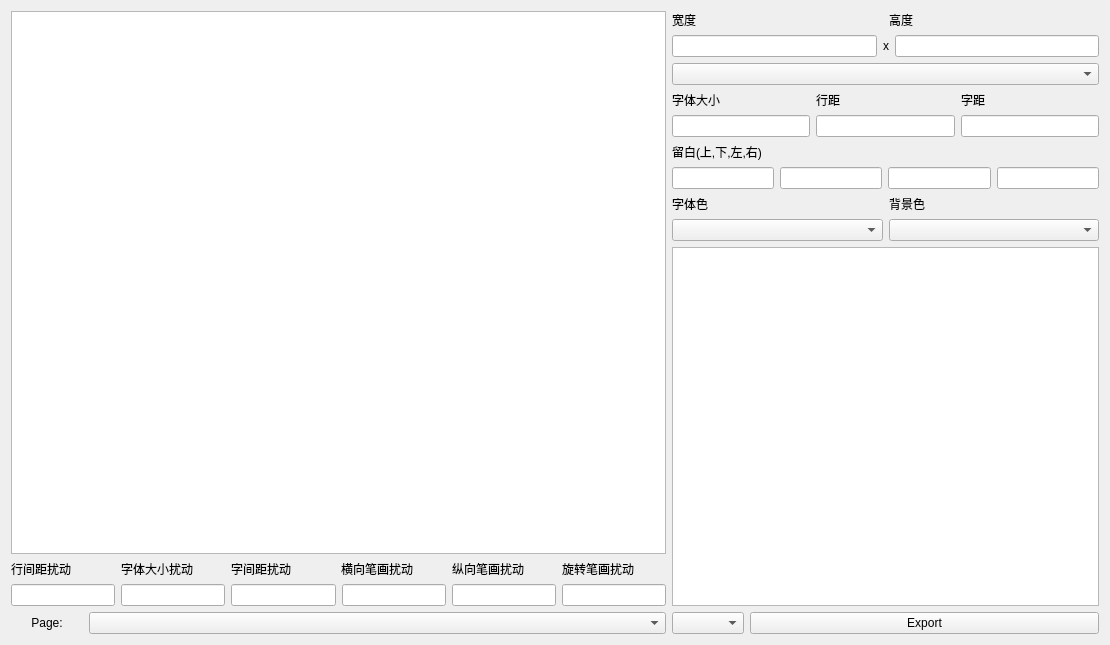
Qt form QT_GUI/qt_gui.ui (kivvi3412/HandWrite) before a commit.
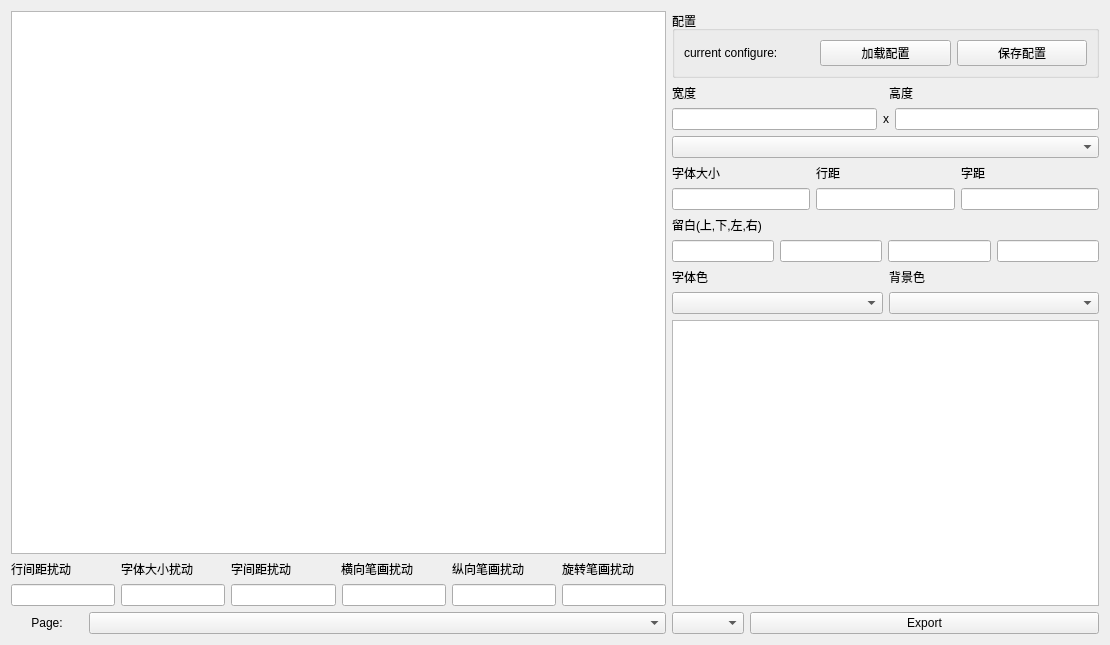
The same form after that commit.

Commit message: - 添加自动创建输出目录 - 配置保存与读取

Diff of the .ui file:
```diff
--- a/QT_GUI/qt_gui.ui
+++ b/QT_GUI/qt_gui.ui
@@ -108,6 +108,36 @@
    </item>
    <item>
     <layout class="QVBoxLayout" name="Info">
+     <item>
+      <widget class="QGroupBox" name="groupBox">
+       <property name="title">
+        <string>配置</string>
+       </property>
+       <layout class="QHBoxLayout" name="horizontalLayout_16">
+        <item>
+         <widget class="QLabel" name="label_current_config">
+          <property name="text">
+           <string>current configure:</string>
+          </property>
+         </widget>
+        </item>
+        <item>
+         <widget class="QPushButton" name="pushButton_load_config">
+          <property name="text">
+           <string>加载配置</string>
+          </property>
+         </widget>
+        </item>
+        <item>
+         <widget class="QPushButton" name="pushButton_save_config">
+          <property name="text">
+           <string>保存配置</string>
+          </property>
+         </widget>
+        </item>
+       </layout>
+      </widget>
+     </item>
      <item>
       <layout class="QHBoxLayout" name="horizontalLayout_2">
        <item>
```
Left out of the diff: 2 changed lines with no effect on the pictures. The commit also changes 8 other files.
